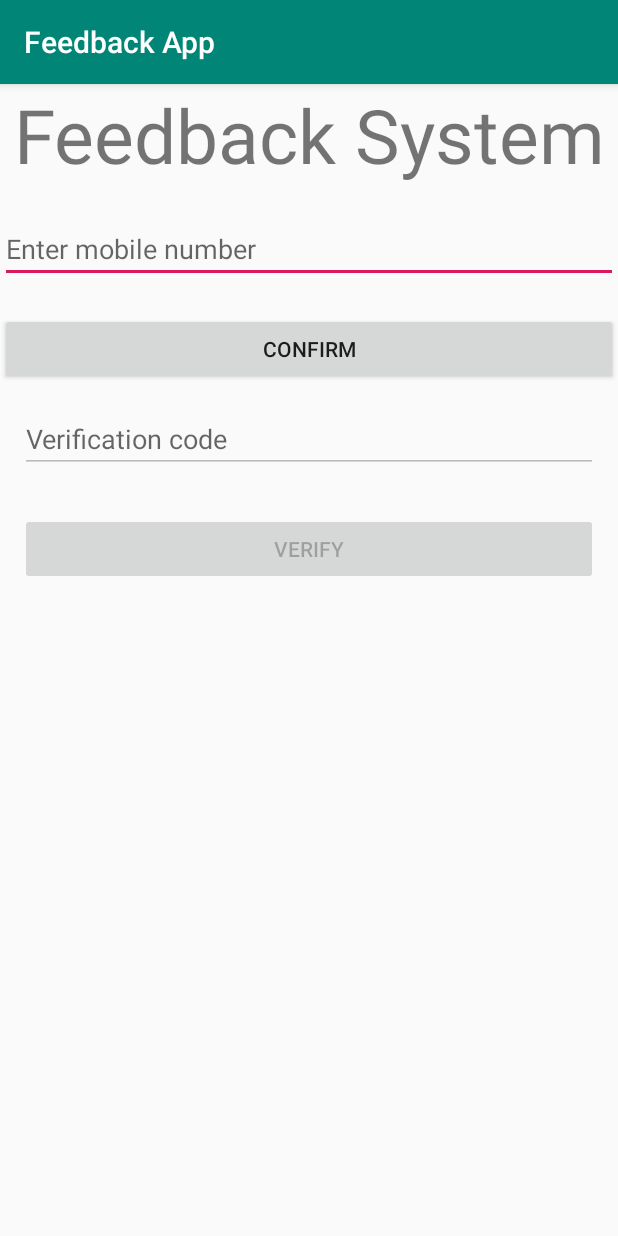
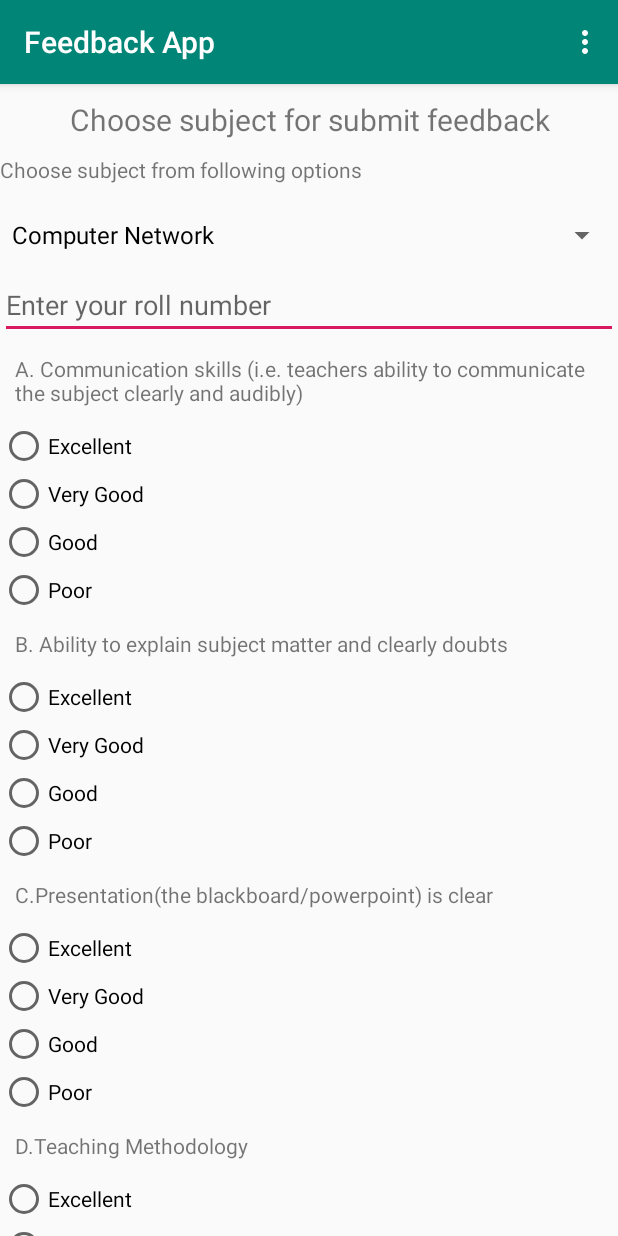
Before and after one commit to pprathameshmore/Feedback-App-Android, an Android app: the screen it shows after launch (AuthActivity before the commit, MainActivity after it), on a phone screen of 412 x 824 dp. Run offline under Robolectric (Android 15) with nearby library versions, the phone set to English and light mode, and no system bars; our stand-ins replace Firebase (no records; nobody signed in at launch, a user with empty details on screens opened directly).

```diff
--- a/app/src/main/AndroidManifest.xml
+++ b/app/src/main/AndroidManifest.xml
@@ -9,14 +9,14 @@
         android:roundIcon="@mipmap/ic_launcher_round"
         android:supportsRtl="true"
         android:theme="@style/AppTheme">
-        <activity android:name=".AuthActivity">
+        <activity android:name=".MainActivity">
             <intent-filter>
                 <action android:name="android.intent.action.MAIN" />
 
                 <category android:name="android.intent.category.LAUNCHER" />
             </intent-filter>
         </activity>
-        <activity android:name=".MainActivity" />
+        <activity android:name=".AuthActivity" />
         <activity android:name=".ComputerNetworkFeedback"></activity>
     </application>
 
--- a/app/src/main/java/com/prathameshmore/feedbackapp/AuthActivity.java
+++ b/app/src/main/java/com/prathameshmore/feedbackapp/AuthActivity.java
@@ -167,6 +167,10 @@ public class AuthActivity extends AppCompatActivity {
 
 
                             FirebaseUser user = task.getResult().getUser();
+                            String number = user.getPhoneNumber();
+                            Intent sendNumber = new Intent(AuthActivity.this,MainActivity.class);
+                            sendNumber.putExtra("mobileNumber",number);
+                            startActivity(sendNumber);
 
                            Intent startFeedbackActivity = new Intent(AuthActivity.this, MainActivity.class);
                            startActivity(startFeedbackActivity);
--- a/app/src/main/java/com/prathameshmore/feedbackapp/MainActivity.java
+++ b/app/src/main/java/com/prathameshmore/feedbackapp/MainActivity.java
@@ -1,25 +1,146 @@
 package com.prathameshmore.feedbackapp;
 
+import android.content.DialogInterface;
 import android.content.Intent;
+import android.support.v7.app.AlertDialog;
 import android.support.v7.app.AppCompatActivity;
 import android.os.Bundle;
+import android.text.InputType;
 import android.view.Menu;
 import android.view.MenuItem;
+import android.view.View;
+import android.widget.AdapterView;
+import android.widget.ArrayAdapter;
+import android.widget.Button;
+import android.widget.EditText;
+import android.widget.RadioButton;
+import android.widget.RadioGroup;
+import android.widget.Spinner;
 import android.widget.Toast;
 
 import com.google.firebase.auth.FirebaseAuth;
 import com.google.firebase.auth.FirebaseUser;
+import com.google.firebase.database.DatabaseReference;
+import com.google.firebase.database.FirebaseDatabase;
+
+import java.util.ArrayList;
+import java.util.List;
 
 public class MainActivity extends AppCompatActivity {
 
     private FirebaseAuth firebaseAuth;
+    private Spinner subjects;
+    private DatabaseReference mDatabaseReference;
+    private AlertDialog.Builder builder;
+    private Button btnSumbit;
+    private EditText rollNumber;
+    private String rollNum;
+    String selectedSubject;
+    RadioButton radioButtonA;
+    RadioButton radioButtonB;
+    RadioButton radioButtonC;
+    RadioButton radioButtonD;
+    RadioButton radioButtonE;
+    RadioButton radioButtonF;
+    RadioButton radioButtonG;
+    RadioButton radioButtonH;
+    RadioGroup radioGroupA;
+    RadioGroup radioGroupB;
+    RadioGroup radioGroupC;
+    RadioGroup radioGroupD;
+    RadioGroup radioGroupE;
+    RadioGroup radioGroupF;
+    RadioGroup radioGroupG;
+    RadioGroup radioGroupH;
+
 
     @Override
-    protected void onCreate(Bundle savedInstanceState) {
+    protected void onCreate(final Bundle savedInstanceState) {
         super.onCreate(savedInstanceState);
         setContentView(R.layout.activity_main);
 
+        btnSumbit = findViewById(R.id.btn_submit);
+        rollNumber = findViewById(R.id.et_rollno);
+
+        radioGroupA = findViewById(R.id.rg_a);
+        radioGroupB = findViewById(R.id.rg_b);
+        radioGroupC = findViewById(R.id.rg_c);
+        radioGroupD = findViewById(R.id.rg_d);
+        radioGroupE = findViewById(R.id.rg_e);
+        radioGroupF = findViewById(R.id.rg_f);
+        radioGroupG = findViewById(R.id.rg_g);
+        radioGroupH = findViewById(R.id.rg_h);
+
+
+
+
         firebaseAuth = FirebaseAuth.getInstance();
+
+        subjects = findViewById(R.id.spinner_subjects);
+        List<String> subjectsList = new ArrayList<String>();
+        subjectsList.add("Computer Network");
+        subjectsList.add("Theory of Computational");
+        subjectsList.add("Software Testing & Project Management");
+        subjectsList.add("Database Management System");
+        subjectsList.add("Information Systems");
+
+        ArrayAdapter<String> arrayAdapter = new ArrayAdapter<String>(this,android.R.layout.simple_spinner_dropdown_item,subjectsList);
+        arrayAdapter.setDropDownViewResource(android.R.layout.simple_spinner_dropdown_item);
+        subjects.setAdapter(arrayAdapter);
+
+
+        subjects.setOnItemSelectedListener(new AdapterView.OnItemSelectedListener() {
+            @Override
+            public void onItemSelected(AdapterView<?> parent, View view, int position, long id) {
+                selectedSubject = parent.getItemAtPosition(position).toString();
+                Toast.makeText(MainActivity.this, selectedSubject, Toast.LENGTH_SHORT).show();
+            }
+
+            @Override
+            public void onNothingSelected(AdapterView<?> parent) {
+
+            }
+        });
+
+        btnSumbit.setOnClickListener(new View.OnClickListener() {
+            @Override
+            public void onClick(View v) {
+
+                int selectedRG_A = radioGroupA.getCheckedRadioButtonId();
+                int selectedRG_B = radioGroupB.getCheckedRadioButtonId();
+                int selectedRG_C = radioGroupC.getCheckedRadioButtonId();
+                int selectedRG_D = radioGroupD.getCheckedRadioButtonId();
+                int selectedRG_E = radioGroupE.getCheckedRadioButtonId();
+                int selectedRG_F = radioGroupF.getCheckedRadioButtonId();
+                int selectedRG_G = radioGroupG.getCheckedRadioButtonId();
+                int selectedRG_H = radioGroupH.getCheckedRadioButtonId();
+
+                radioButtonA = findViewById(selectedRG_A);
+                radioButtonB = findViewById(selectedRG_B);
+                radioButtonC = findViewById(selectedRG_C);
+                radioButtonD = findViewById(selectedRG_D);
+                radioButtonE = findViewById(selectedRG_E);
+                radioButtonF = findViewById(selectedRG_F);
+                radioButtonG = findViewById(selectedRG_G);
+                radioButtonH = findViewById(selectedRG_H);
+
+                rollNum = rollNumber.getText().toString();
+                Toast.makeText(MainActivity.this, rollNum, Toast.LENGTH_SHORT).show();
+                mDatabaseReference = FirebaseDatabase.getInstance().getReference().child("Feedback").child(rollNum);
+                DatabaseReference subDatabaseReference = mDatabaseReference.child(selectedSubject);
+                subDatabaseReference.child("A").setValue("A + " + radioButtonA.getText());
+                subDatabaseReference.child("B").setValue("B + " + radioButtonB.getText());
+                subDatabaseReference.child("C").setValue("C + " + radioButtonB.getText());
+                subDatabaseReference.child("D").setValue("D + " + radioButtonB.getText());
+                subDatabaseReference.child("E").setValue("E + " + radioButtonB.getText());
+                subDatabaseReference.child("F").setValue("F + " + radioButtonB.getText());
+                subDatabaseReference.child("G").setValue("G + " + radioButtonB.getText());
+                subDatabaseReference.child("H").setValue("H + " + radioButtonB.getText());
+
+            }
+        });
+
+
 
     }
 
@@ -27,13 +148,13 @@ public class MainActivity extends AppCompatActivity {
     protected void onStart() {
         super.onStart();
 
-        FirebaseUser firebaseUser = firebaseAuth.getCurrentUser();
+        /*FirebaseUser firebaseUser = firebaseAuth.getCurrentUser();
 
         if (firebaseUser == null) {
             Intent startAuthActivity = new Intent(MainActivity.this,AuthActivity.class);
             startActivity(startAuthActivity);
             finish();
-        }
+        }*/
 
 
     }
--- a/app/src/main/res/layout/activity_main.xml
+++ b/app/src/main/res/layout/activity_main.xml
@@ -28,7 +28,7 @@
                 android:layout_width="match_parent"
                 android:layout_height="wrap_content"
                 android:layout_marginTop="@dimen/top_margin"
-                android:text="Choose subject" />
+                android:text="Choose subject from following options" />
 
             <Spinner
                 android:id="@+id/spinner_subjects"
@@ -37,6 +37,13 @@
                 android:layout_marginTop="@dimen/top_margin">
 
             </Spinner>
+
+
+            <EditText
+                android:id="@+id/et_rollno"
+                android:layout_width="match_parent"
+                android:layout_height="wrap_content"
+                android:hint="Enter your roll number"/>
 
             <TextView
                 android:layout_width="match_parent"
--- a/build.gradle
+++ b/build.gradle
@@ -8,7 +8,7 @@ buildscript {
     }
     dependencies {
         classpath 'com.android.tools.build:gradle:3.2.1'
-        classpath 'com.google.gms:google-services:4.0.1'
+        classpath 'com.google.gms:google-services:4.0.2'
 
         // NOTE: Do not place your application dependencies here; they belong
         // in the individual module build.gradle files
```
Also changed, not shown: app/build.gradle (+6 -1 lines).
